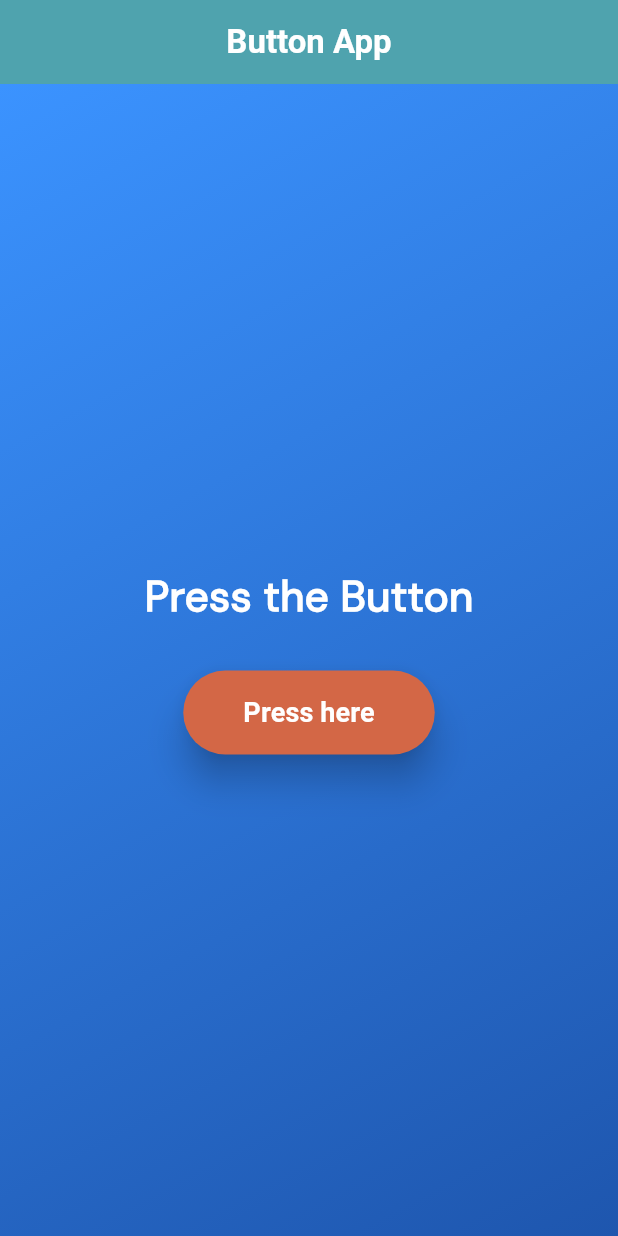
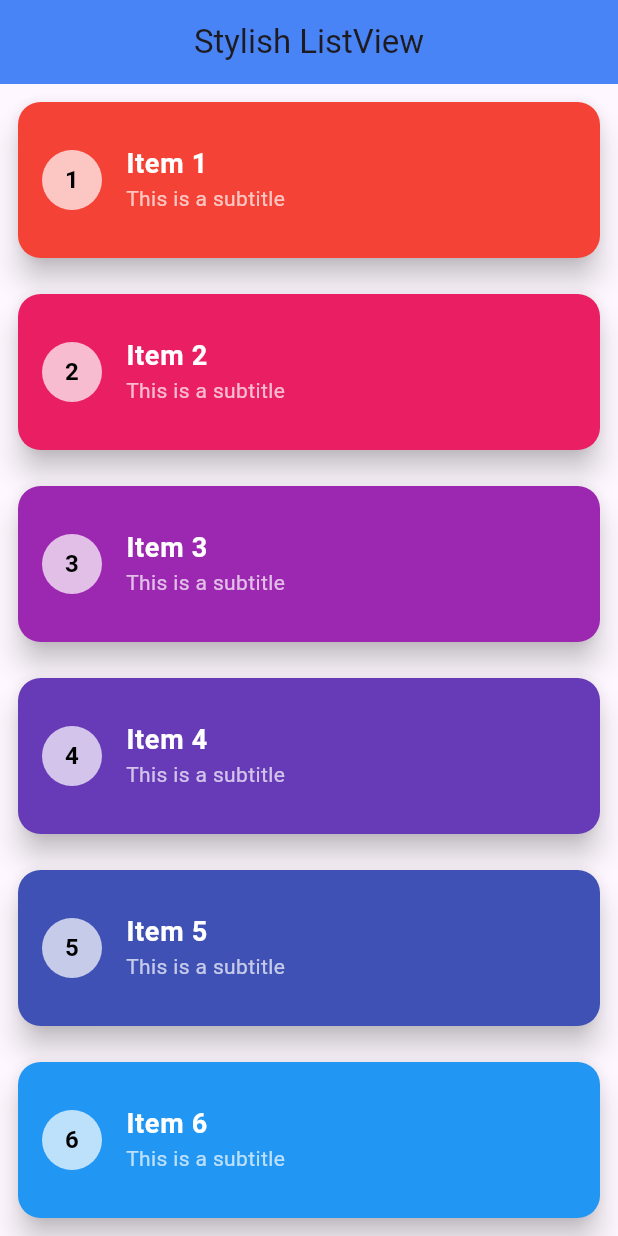
Before and after one commit to turzo1061/tracker_sheet_problems-solved, a Flutter app: the screen it shows after launch, on a phone screen of 412 x 824 dp. Run offline on Flutter 3.47's test engine with Material 3 defaults, Android fonts, the light colour scheme and no system bars.

Commit message:
Problem3

```diff
--- a/tracker_sheet_problems-ec3a87df2a65eda53dead0899a1bc8a41b5bae18/lib/main.dart
+++ b/tracker_sheet_problems-ec3a87df2a65eda53dead0899a1bc8a41b5bae18/lib/main.dart
@@ -1,11 +1,11 @@
 import 'package:flutter/material.dart';
 
 void main() {
-  runApp(const Test());
+  runApp(const MyApp());
 }
 
-class Test extends StatelessWidget {
-  const Test({super.key});
+class MyApp extends StatelessWidget {
+  const MyApp({super.key});
 
   @override
   Widget build(BuildContext context) {
@@ -14,104 +14,61 @@ class Test extends StatelessWidget {
       theme: ThemeData(
         appBarTheme: const AppBarTheme(
           centerTitle: true,
-          backgroundColor: Color.fromARGB(255, 76, 172, 175),
+          backgroundColor: Colors.blueAccent,
           elevation: 5,
         ),
       ),
-      home: const TestScreen(),
+      home: const ListScreen(),
     );
   }
 }
 
-class TestScreen extends StatefulWidget {
-  const TestScreen({super.key});
-
-  @override
-  _TestScreenState createState() => _TestScreenState();
-}
-
-class _TestScreenState extends State<TestScreen> {
-  String displayText = "Press the Button";
-
-  void updateText() {
-    setState(() {
-      displayText = "Button Pressed";
-    });
-  }
+class ListScreen extends StatelessWidget {
+  const ListScreen({super.key});
 
   @override
   Widget build(BuildContext context) {
     return Scaffold(
-      appBar: AppBar(
-        title: const Text(
-          "Button App",
-          style: TextStyle(
-            fontWeight: FontWeight.bold,
-            fontSize: 22,
-            color: Colors.white,
-          ),
-        ),
-        centerTitle: true,
-      ),
-      body: Container(
-        decoration: BoxDecoration(
-          gradient: LinearGradient(
-            colors: [
-              Color.fromARGB(255, 59, 147, 255),
-              Color.fromARGB(255, 30, 86, 174),
-            ],
-            begin: Alignment.topLeft,
-            end: Alignment.bottomRight,
-          ),
-        ),
-        child: Center(
-          child: Padding(
-            padding: const EdgeInsets.all(16.0),
-            child: Column(
-              mainAxisAlignment: MainAxisAlignment.center,
-              crossAxisAlignment: CrossAxisAlignment.center,
-              children: [
-                Text(
-                  displayText,
+      appBar: AppBar(title: const Text("Stylish ListView")),
+      body: ListView.builder(
+        itemCount: 10,
+        itemBuilder: (context, index) {
+          return Padding(
+            padding: const EdgeInsets.all(8.0),
+            child: Card(
+              elevation: 8,
+              shape: RoundedRectangleBorder(
+                borderRadius: BorderRadius.circular(15),
+              ),
+              color: Colors.primaries[index % Colors.primaries.length],
+              child: ListTile(
+                contentPadding: const EdgeInsets.all(16),
+                title: Text(
+                  "Item ${index + 1}",
                   style: const TextStyle(
-                    fontSize: 28,
+                    fontSize: 18,
                     fontWeight: FontWeight.bold,
                     color: Colors.white,
-                    fontFamily: 'DMSans',
                   ),
                 ),
-                const SizedBox(height: 30),
-                ElevatedButton(
-                  onPressed: updateText,
-                  style: ElevatedButton.styleFrom(
-                    backgroundColor: const Color.fromARGB(
-                      255,
-                      211,
-                      103,
-                      70,
-                    ), // Corrected here
-                    padding: const EdgeInsets.symmetric(
-                      horizontal: 40,
-                      vertical: 15,
-                    ),
-                    shape: RoundedRectangleBorder(
-                      borderRadius: BorderRadius.circular(30),
-                    ),
-                    elevation: 10,
-                  ),
-                  child: const Text(
-                    "Press here",
-                    style: TextStyle(
-                      fontSize: 18,
-                      fontWeight: FontWeight.w600,
-                      color: Colors.white,
+                subtitle: const Text(
+                  "This is a subtitle",
+                  style: TextStyle(color: Colors.white70),
+                ),
+                leading: CircleAvatar(
+                  backgroundColor: Colors.white.withOpacity(0.7),
+                  child: Text(
+                    "${index + 1}",
+                    style: const TextStyle(
+                      color: Colors.black,
+                      fontWeight: FontWeight.bold,
                     ),
                   ),
                 ),
-              ],
+              ),
             ),
-          ),
-        ),
+          );
+        },
       ),
     );
   }
```
